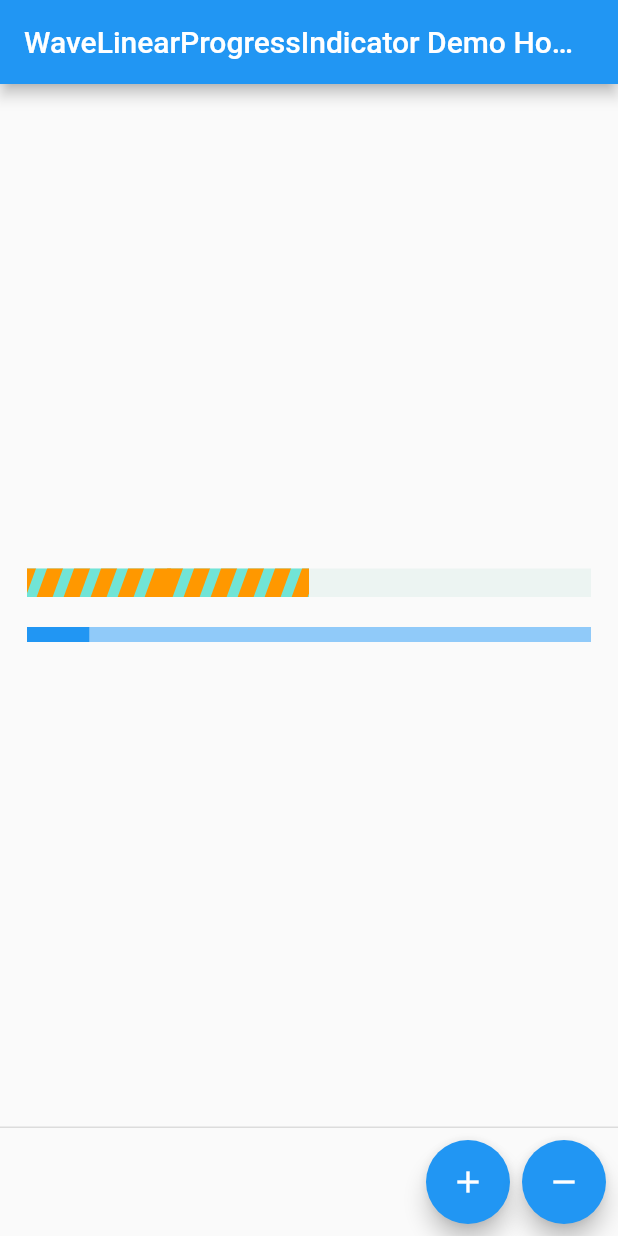
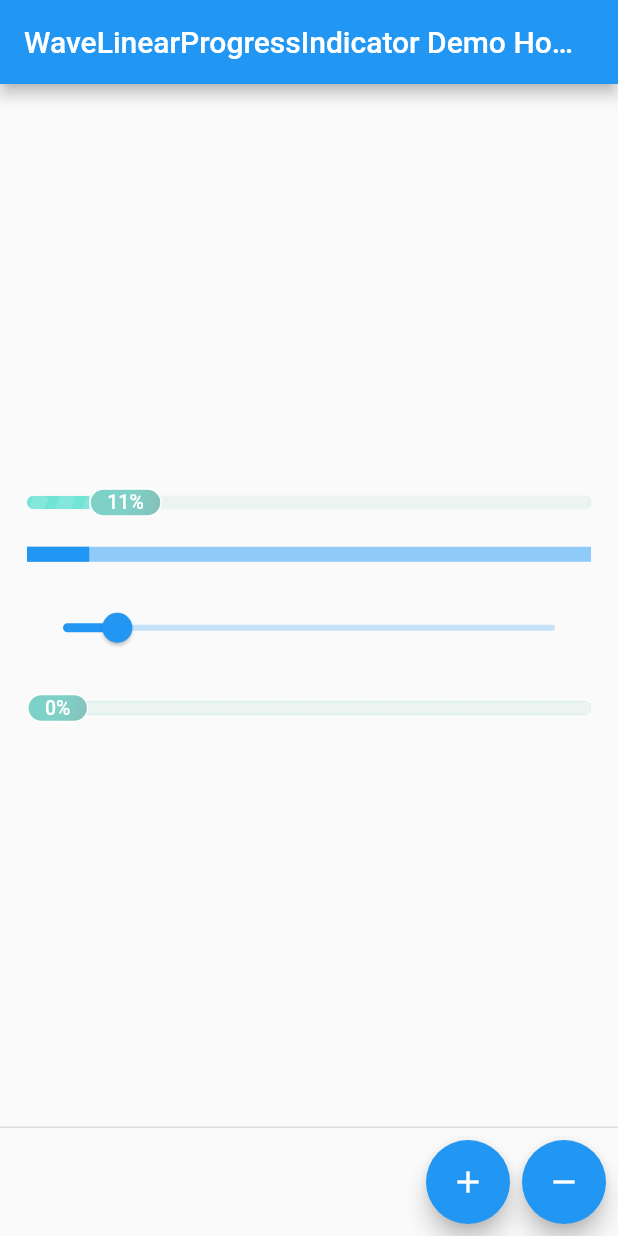
Before and after one commit to dev-zhang/wave_linear_progress_indicator, a Flutter app: the screen it shows after launch, after a tap on the "add" icon, on a phone screen of 412 x 824 dp. Run offline on Flutter 3.47's test engine with Material 2 defaults, Android fonts, the phone set to English and light mode, and no system bars.

Commit message:
Complete drawing the progress indicator.

```diff
--- a/example/lib/main.dart
+++ b/example/lib/main.dart
@@ -2,7 +2,7 @@
  * File Created: 2022-06-02 15:11:39
  * Author: ZhangYu (devzhangyu@163.com)
  * -----
- * Last Modified: 2022-06-02 17:49:21
+ * Last Modified: 2022-06-06 16:14:09
  * Modified By: ZhangYu (devzhangyu@163.com>)
  */
 
@@ -18,21 +18,11 @@ void main() {
 class MyApp extends StatelessWidget {
   const MyApp({Key? key}) : super(key: key);
 
-  // This widget is the root of your application.
   @override
   Widget build(BuildContext context) {
     return MaterialApp(
       title: 'Flutter WaveLinearProgressIndicator Demo',
       theme: ThemeData(
-        // This is the theme of your application.
-        //
-        // Try running your application with "flutter run". You'll see the
-        // application has a blue toolbar. Then, without quitting the app, try
-        // changing the primarySwatch below to Colors.green and then invoke
-        // "hot reload" (press "r" in the console where you ran "flutter run",
-        // or simply save your changes to "hot reload" in a Flutter IDE).
-        // Notice that the counter didn't reset back to zero; the application
-        // is not restarted.
         primarySwatch: Colors.blue,
       ),
       home:
@@ -65,24 +55,47 @@ class _MyHomePageState extends State<MyHomePage> {
           child: Column(
             mainAxisAlignment: MainAxisAlignment.center,
             children: [
-              WaveLinearProgressIndicator(
-                value: _progress,
-                waveColor: Colors.orange,
+              SizedBox(
+                height: 19,
+                child: WaveLinearProgressIndicator(
+                  value: _progress,
+                  enableBounceAnimation: true,
+                ),
               ),
               const SizedBox(height: 20),
               LinearProgressIndicator(
                 value: _progress,
                 minHeight: 10,
-              )
+              ),
+              const SizedBox(height: 20),
+              Slider(
+                value: _progress,
+                onChanged: (value) {
+                  setState(() {
+                    _progress = value;
+                  });
+                },
+              ),
+              const SizedBox(height: 20),
+              SizedBox(
+                height: 19,
+                child: StreamBuilder<double>(
+                    stream: _getDownloadProgress(),
+                    builder: (context, snapshot) {
+                      double progress = 0;
+                      if (snapshot.hasData) {
+                        progress = snapshot.data!;
+                      }
+                      return WaveLinearProgressIndicator(
+                        value: progress,
+                        // waveColor: Colors.orange,
+                      );
+                    }),
+              ),
             ],
           ),
         ),
       ),
-      // floatingActionButton: FloatingActionButton(
-      //   onPressed: _updateProgress,
-      //   tooltip: 'Increment',
-      //   child: const Icon(Icons.add),
-      // ),
       persistentFooterButtons: [
         FloatingActionButton(
           onPressed: _increase,
@@ -96,6 +109,27 @@ class _MyHomePageState extends State<MyHomePage> {
         )
       ],
     );
+  }
+
+  Stream<double> _getDownloadProgress() async* {
+    final values = <double>[
+      0,
+      0.1,
+      0.2,
+      0.3,
+      0.4,
+      0.45,
+      0.7,
+      0.85,
+      0.9,
+      0.95,
+      0.99,
+      1.0
+    ];
+    for (final p in values) {
+      yield p;
+      await Future.delayed(const Duration(milliseconds: 1800));
+    }
   }
 
   void _increase() {
--- /dev/null
+++ b/lib/src/progress_label.dart
@@ -0,0 +1,39 @@
+/*
+ * File Created: 2022-06-06 13:43:58
+ * Author: ZhangYu (devzhangyu@163.com)
+ * -----
+ * Last Modified: 2022-06-06 15:33:08
+ * Modified By: ZhangYu (devzhangyu@163.com>)
+ */
+
+import 'package:flutter/material.dart';
+
+class ProgressLabel extends StatelessWidget {
+  const ProgressLabel({
+    Key? key,
+    required this.progress,
+    this.decoration,
+  }) : super(key: key);
+
+  final double progress;
+  final Decoration? decoration;
+
+  @override
+  Widget build(BuildContext context) {
+    final value = (progress * 100).toInt();
+    return Container(
+      decoration: decoration,
+      alignment: Alignment.center,
+      padding: const EdgeInsets.symmetric(horizontal: 11, vertical: 3),
+      child: Text(
+        '$value%',
+        style: const TextStyle(
+          fontSize: 13,
+          height: 13 / 13,
+          fontWeight: FontWeight.w500,
+          color: Colors.white,
+        ),
+      ),
+    );
+  }
+}
--- /dev/null
+++ b/lib/src/wave_indicator_painter.dart
@@ -0,0 +1,110 @@
+/*
+ * File Created: 2022-06-06 16:15:45
+ * Author: ZhangYu (devzhangyu@163.com)
+ * -----
+ * Last Modified: 2022-06-06 16:18:35
+ * Modified By: ZhangYu (devzhangyu@163.com>)
+ */
+
+import 'dart:math';
+
+import 'package:flutter/material.dart';
+
+class WaveIndicatorPainter extends CustomPainter {
+  WaveIndicatorPainter({
+    required this.repaint,
+    required this.progressAnimation,
+    required this.backgroundColor,
+    required this.borderRadius,
+    required this.waveWidth,
+    required this.waveBackgroundColor,
+    required this.waveStep,
+    required this.waveColor,
+  }) : super(repaint: Listenable.merge([repaint, progressAnimation]));
+
+  final Animation<double> repaint;
+  final Animation<double> progressAnimation;
+  final Color backgroundColor;
+  final double? borderRadius;
+  final double waveWidth;
+  final Color waveBackgroundColor;
+  final double waveStep;
+  final Color waveColor;
+
+  final Paint _paint = Paint();
+
+  @override
+  void paint(Canvas canvas, Size size) {
+    // 剪裁画布
+    if (borderRadius != null && borderRadius! > 0) {
+      canvas.clipRRect(RRect.fromRectAndRadius(
+          Offset.zero & size, Radius.circular(borderRadius!)));
+    } else {
+      canvas.clipRect(Offset.zero & size);
+    }
+
+    _drawWaves(canvas, size);
+
+    // 把背景盖在波纹上
+    _drawBG(canvas, size);
+  }
+
+  void _drawBG(Canvas canvas, Size size) {
+    final progress = progressAnimation.value;
+    final left = size.width * progress;
+    _paint
+      ..color = backgroundColor
+      ..style = PaintingStyle.fill;
+    final rect = Offset(left, 0) & Size(size.width - left, size.height);
+    canvas.drawRect(rect, _paint);
+  }
+
+  void _drawWaves(Canvas canvas, Size size) {
+    canvas.save();
+    // final progress = progressAnimation.value;
+    // final width = size.width * progress;
+    _paint
+      ..color = waveBackgroundColor
+      ..style = PaintingStyle.fill;
+    canvas.drawRect(Offset.zero & size, _paint);
+    canvas.clipRect(Offset.zero & size);
+
+    const angle = 20;
+    _paint
+      ..color = waveColor
+      ..style = PaintingStyle.fill;
+    final count = (size.width / (waveStep + waveWidth)).ceil();
+
+    final height = size.height * 1.5;
+
+    final realWidth = (waveWidth + waveStep) * count;
+    final offset = -realWidth * repaint.value;
+    canvas.translate(offset, 0);
+
+    for (int i = 0; i < count * 2; i++) {
+      var dx = (waveWidth + waveStep) * i;
+
+      canvas.save();
+      canvas.translate(dx + waveWidth / 2, 0);
+      canvas.rotate(angle * pi / 180);
+
+      canvas.drawRect(
+          Offset(0, -(height - size.height) / 2) & Size(waveWidth, height),
+          _paint);
+
+      canvas.restore();
+    }
+    canvas.restore();
+  }
+
+  @override
+  bool shouldRepaint(covariant WaveIndicatorPainter oldDelegate) =>
+      oldDelegate.backgroundColor != backgroundColor ||
+      oldDelegate.repaint != repaint ||
+      oldDelegate.progressAnimation != progressAnimation ||
+      oldDelegate.borderRadius != borderRadius ||
+      oldDelegate.waveWidth != waveWidth ||
+      oldDelegate.waveStep != waveStep ||
+      oldDelegate.waveBackgroundColor != waveBackgroundColor ||
+      oldDelegate.waveColor != waveColor;
+}
--- a/lib/src/wave_linear_progress_indicator.dart
+++ b/lib/src/wave_linear_progress_indicator.dart
@@ -2,13 +2,14 @@
  * File Created: 2022-06-02 14:24:09
  * Author: ZhangYu (devzhangyu@163.com)
  * -----
- * Last Modified: 2022-06-02 18:16:49
+ * Last Modified: 2022-06-06 16:32:08
  * Modified By: ZhangYu (devzhangyu@163.com>)
  */
 
-import 'dart:math';
+import 'package:flutter/material.dart';
+import 'package:wave_linear_progress_indicator/src/progress_label.dart';
 
-import 'package:flutter/material.dart';
+import 'wave_indicator_painter.dart';
 
 class WaveLinearProgressIndicator extends ProgressIndicator {
   const WaveLinearProgressIndicator({
@@ -16,11 +17,13 @@ class WaveLinearProgressIndicator extends ProgressIndicator {
     required double value,
     Color? backgroundColor = const Color(0xFFECF4F2),
     Color? color,
-    this.borderRadius,
+    this.borderRadius = 18,
     this.waveWidth = 10,
     this.waveColor = const Color(0x21FFFFFF),
     this.waveBackgroundColor = const Color(0xFF71E4D6),
     this.waveStep = 8,
+    this.labelDecoration,
+    this.enableBounceAnimation = false,
   }) : super(
           key: key,
           value: value,
@@ -28,20 +31,60 @@ class WaveLinearProgressIndicator extends ProgressIndicator {
           color: color,
         );
 
+  /// Rounded corners of the progress indicator
   final double? borderRadius;
+
+  /// Width of wave
   final double waveWidth;
+
+  /// Background color of the progress indicator
   final Color waveBackgroundColor;
+
+  /// Spacing from wave to the next wave
   final double waveStep;
+
+  /// Color of the spacing between waves
   final Color waveColor;
+
+  /// Decoration of the progress label widget
+  final Decoration? labelDecoration;
+
+  /// Whether to turn on the bouncing animation effect
+  final bool enableBounceAnimation;
 
   @override
   State<StatefulWidget> createState() => _WaveLinearProgressIndicatorState();
 }
 
 class _WaveLinearProgressIndicatorState
-    extends State<WaveLinearProgressIndicator>
-    with SingleTickerProviderStateMixin {
-  late AnimationController _controller;
+    extends State<WaveLinearProgressIndicator> with TickerProviderStateMixin {
+  late AnimationController _waveController;
+  late AnimationController _progressController;
+  late Animation<double> _progressAnimation;
+
+  final GlobalKey _progressLabelKey = GlobalKey();
+
+  Decoration get _labelDecoration {
+    if (widget.labelDecoration != null) {
+      return widget.labelDecoration!;
+    }
+    return BoxDecoration(
+      gradient: const LinearGradient(
+        colors: [
+          Color(0xFF7ED1C7),
+          Color(0xFF7ED1C7),
+          Color(0xFF86BFB9),
+        ],
+        begin: Alignment.topLeft,
+        end: Alignment.bottomRight,
+      ),
+      border: Border.all(
+        color: Colors.white,
+        width: 1,
+      ),
+      borderRadius: BorderRadius.circular(13),
+    );
+  }
 
   Color get _backgroundColor {
     final ProgressIndicatorThemeData indicatorTheme =
@@ -54,28 +97,72 @@ class _WaveLinearProgressIndicatorState
 
   @override
   void initState() {
-    _controller = AnimationController(
-        vsync: this, duration: const Duration(milliseconds: 2000));
-    _controller.repeat();
+    _waveController = AnimationController(
+        vsync: this, duration: const Duration(milliseconds: 5000));
+    _waveController.repeat();
+    _progressController = AnimationController(
+        vsync: this, duration: const Duration(milliseconds: 500));
+
+    _progressAnimation =
+        Tween(begin: widget.value).animate(_progressController);
     super.initState();
   }
 
   @override
+  void didUpdateWidget(covariant WaveLinearProgressIndicator oldWidget) {
+    super.didUpdateWidget(oldWidget);
+
+    final oldValue = oldWidget.value ?? 0;
+    final newValue = widget.value ?? 0;
+    if (widget.enableBounceAnimation) {
+      double bouncingValue = newValue +
+          (10 / 100) * ((newValue - oldValue) / (newValue - oldValue).abs());
+      bouncingValue = bouncingValue.clamp(0, 1.0).toDouble();
+      _progressAnimation = TweenSequence(<TweenSequenceItem<double>>[
+        TweenSequenceItem(
+          tween: Tween(begin: oldValue, end: bouncingValue)
+              .chain(CurveTween(curve: Curves.ease)),
+          weight: 3 / 4,
+        ),
+        TweenSequenceItem(
+          tween: Tween(begin: bouncingValue, end: newValue)
+              .chain(CurveTween(curve: Curves.ease)),
+          weight: 1 / 4,
+        ),
+      ]).animate(_progressController);
+    } else {
+      _progressAnimation =
+          Tween(begin: oldValue, end: newValue).animate(_progressController);
+    }
+    _progressController.forward(from: 0);
+  }
+
+  @override
   void dispose() {
-    _controller.dispose();
+    _waveController.dispose();
+    _progressController.dispose();
     super.dispose();
   }
 
   @override
   Widget build(BuildContext context) {
     return Container(
-      constraints: BoxConstraints(
+      constraints: const BoxConstraints(
         minWidth: double.infinity,
         minHeight: 19,
       ),
+      child: LayoutBuilder(builder: (context, constraints) {
+        return Stack(
+          alignment: Alignment.center,
+          children: [
+            Positioned(
+              left: 0,
+              right: 0,
+              height: 9,
               child: CustomPaint(
-        painter: _WaveIndicatorPainter(
-          repaint: _controller,
+                painter: WaveIndicatorPainter(
+                  repaint: _waveController,
+                  progressAnimation: _progressAnimation,
                   backgroundColor: _backgroundColor,
                   borderRadius: widget.borderRadius,
                   waveWidth: widget.waveWidth,
@@ -84,92 +171,44 @@ class _WaveLinearProgressIndicatorState
                   waveColor: widget.waveColor,
                 ),
               ),
+            ),
+            _buildProgressLabel(constraints.biggest),
+          ],
+        );
+      }),
     );
   }
+
+  Widget _buildProgressLabel(Size size) {
+    return AnimatedBuilder(
+      animation: _progressAnimation,
+      builder: (context, child) {
+        final progressLabelWidth =
+            _getChildSize(_progressLabelKey)?.width ?? 62;
+        final progress = _progressAnimation.value;
+        double left = size.width * progress;
+        left = left.clamp(0, size.width - progressLabelWidth);
+        return Positioned(
+          left: left,
+          top: 0,
+          height: 19,
+          child: ProgressLabel(
+            progress: progress,
+            key: _progressLabelKey,
+            decoration: _labelDecoration,
+          ),
+        );
+      },
+    );
   }
 
-class _WaveIndicatorPainter extends CustomPainter {
-  _WaveIndicatorPainter({
-    required this.repaint,
-    required this.backgroundColor,
-    required this.borderRadius,
-    required this.waveWidth,
-    required this.waveBackgroundColor,
-    required this.waveStep,
-    required this.waveColor,
-  }) : super(repaint: repaint);
-
-  final Animation<double> repaint;
-  final Color backgroundColor;
-  final double? borderRadius;
-  final double waveWidth;
-  final Color waveBackgroundColor;
-  final double waveStep;
-  final Color waveColor;
-
-  final Paint _paint = Paint();
-
-  @override
-  void paint(Canvas canvas, Size size) {
-    _paint
-      ..color = backgroundColor
-      ..style = PaintingStyle.fill;
-    canvas.drawRect(Offset.zero & size, _paint);
-
-    _drawWaves(canvas, size);
+  Size? _getChildSize(GlobalKey globalKey) {
+    final renderBox =
+        globalKey.currentContext?.findRenderObject() as RenderBox?;
+    if (renderBox == null) {
+      return null;
     }
-
-  void _drawWaves(Canvas canvas, Size size) {
-    final progress = 0.5;
-    final width = size.width * progress;
-    _paint
-      ..color = waveBackgroundColor
-      ..style = PaintingStyle.fill;
-    canvas.drawRect(Offset.zero & Size(width, size.height), _paint);
-    canvas.clipRect(Offset.zero & Size(width, size.height));
-
-    const angle = 20;
-    _paint
-      ..color = waveColor
-      ..style = PaintingStyle.fill;
-    final count = (width / (waveStep + waveWidth)).ceil();
-
-    final height = size.height * 1.5;
-    // canvas.translate(width, 0);
-    canvas.translate(-width * repaint.value, 0);
-    canvas.save();
-    canvas.translate(0, 0);
-    for (int i = 0; i < count; i++) {
-      var dx = (waveWidth + waveStep) * i;
-      // dx *= repaint.value;
-      canvas.save();
-      canvas.translate(dx + waveWidth / 2, 0);
-      canvas.rotate(angle * pi / 180);
-
-      canvas.drawRect(
-          Offset(0, -(height - size.height) / 2) & Size(waveWidth, height),
-          _paint);
-      canvas.restore();
+    final size = renderBox.size;
+    return size;
   }
-    canvas.restore();
-
-    canvas.translate(width, 0);
-    for (int i = 0; i < count; i++) {
-      var dx = (waveWidth + waveStep) * i;
-      // dx *= repaint.value;
-      canvas.save();
-      canvas.translate(dx + waveWidth / 2, 0);
-      canvas.rotate(angle * pi / 180);
-
-      canvas.drawRect(
-          Offset(0, -(height - size.height) / 2) & Size(waveWidth, height),
-          _paint);
-      canvas.restore();
 }
-    canvas.restore();
-  }
-
-  @override
-  bool shouldRepaint(covariant _WaveIndicatorPainter oldDelegate) =>
-      oldDelegate.backgroundColor != backgroundColor;
-}
```
Lines whose indentation alone changed are shown as unchanged.
